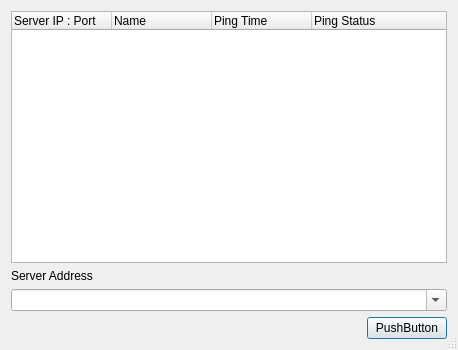
This is src/connectdlgbase.ui in jamulussoftware/jamulus as Qt 5 draws it before an edit. The edited form follows.
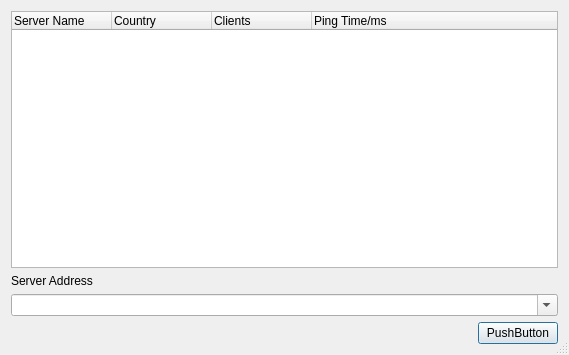
This is the edited form. Icons and pictures are not drawn.

The edit to the form file:
```diff
--- a/src/connectdlgbase.ui
+++ b/src/connectdlgbase.ui
@@ -5,8 +5,8 @@
    <rect>
     <x>0</x>
     <y>0</y>
-    <width>458</width>
-    <height>350</height>
+    <width>569</width>
+    <height>355</height>
    </rect>
   </property>
   <property name="windowTitle" >
@@ -29,22 +29,22 @@
      </property>
      <column>
       <property name="text" >
-       <string>Server IP : Port</string>
+       <string>Server Name</string>
       </property>
      </column>
      <column>
       <property name="text" >
-       <string>Name</string>
+       <string>Country</string>
       </property>
      </column>
      <column>
       <property name="text" >
-       <string>Ping Time</string>
+       <string>Clients</string>
       </property>
      </column>
      <column>
       <property name="text" >
-       <string>Ping Status</string>
+       <string>Ping Time/ms</string>
       </property>
      </column>
     </widget>
```
